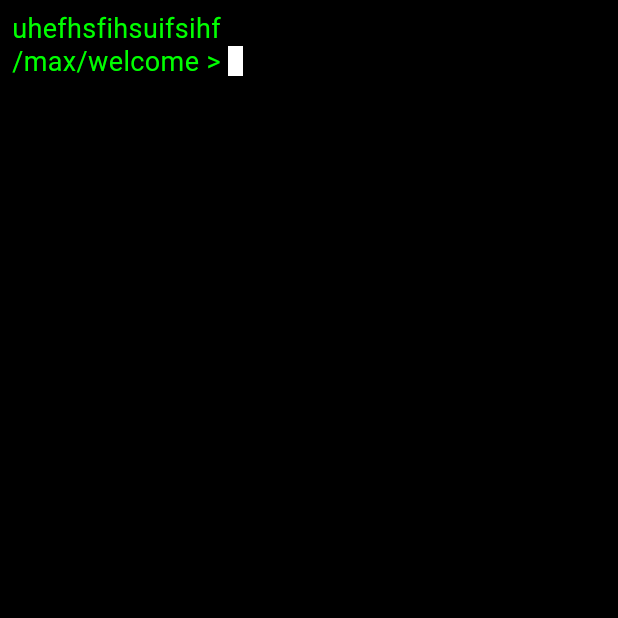
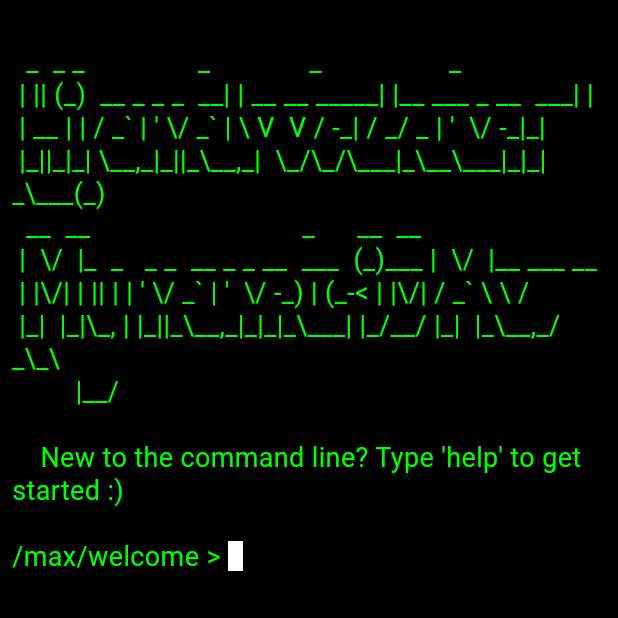
Before and after one commit to mxwilen/mxwilen, a Flutter app: the screen it shows after launch, on a phone screen of 412 x 824 dp, the top half of it. Run offline on Flutter 3.47's test engine with Material 3 defaults, Android fonts, the phone set to English and light mode, and no system bars; our stand-ins replace google_fonts.

Commit message:
add commands and welcome banner

```diff
--- /dev/null
+++ b/lib/constants/banners.dart
@@ -0,0 +1,18 @@
+import 'package:flutter/material.dart';
+
+class PortfolioBanners {
+  static String welcomeBanner = r"""
+
+  _  _ _                _              _                  _
+ | || (_)  __ _ _ _  __| | __ __ _____| |__ ___ _ __  ___| |
+ | __ | | / _` | ' \/ _` | \ V  V / -_| / _/ _ | '  \/ -_|_|
+ |_||_|_| \__,_|_||_\__,_|  \_/\_/\___|_\__\___|_|_|_\___(_)
+  __  __                              _      __  __
+ |  \/  |_  _   _ _  __ _ _ __  ___  (_)___ |  \/  |__ ___ __
+ | |\/| | || | | ' \/ _` | '  \/ -_) | (_-< | |\/| / _` \ \ /
+ |_|  |_|\_, | |_||_\__,_|_|_|_\___| |_/__/ |_|  |_\__,_/_\_\
+         |__/
+
+    New to the command line? Type 'help' to get started :)
+""";
+}
--- a/lib/main.dart
+++ b/lib/main.dart
@@ -1,5 +1,6 @@
 import 'package:flutter/material.dart';
 import 'package:cli_portfolio/constants/text_styles.dart';
+import 'package:cli_portfolio/constants/banners.dart';
 
 void main() {
   runApp(const MyApp());
@@ -47,7 +48,7 @@ class _HomePageState extends State<HomePage> {
       _focusNode.requestFocus();
     });
 
-    _outputs.add('uhefhsfihsuifsihf');
+    _outputs.add(PortfolioBanners.welcomeBanner);
   }
 
   @override
@@ -81,23 +82,48 @@ class _HomePageState extends State<HomePage> {
     switch (command.toLowerCase()) {
       case 'hello':
         return 'Hello, User!';
+
       case 'whoami':
         return "Hi, my name is Max Wilén! \nNice to meet you :)";
+
+      case 'cd' || 'cd ..' || 'cd ../..':
+        return 'No functionality as of yet:)';
+
+      case 'ls':
+        return 'aboutme.txt, contact.txt, courses.txt, projects.txt';
+      case 'ls -a' || 'ls -h' || 'ls -l' || 'ls -ahl':
+        return 'No functionality as of yet :) Try the basic command!';
+
+      case 'cat aboutme.txt' || 'about':
+        return 'Something about me...';
+      case 'cat contact.txt' || 'contact':
+        return 'Something about me...';
+      case 'cat courses.txt' || 'courses':
+        return 'Something about the courses i have finished...';
+      case 'cat projects.txt' || 'projects':
+        return 'Something about the projects i have worked on...';
+
+      case 'less aboutme.txt' ||
+            'less contact.txt' ||
+            'less courses.txt' ||
+            'less projects.txt':
+        return 'No less command unfortunatly. Try with cat instead.';
+
+      case 'sudo' || 'sudo -su':
+        return 'Nice try ;)';
+
       case 'clear':
         setState(() {
           _outputs.clear();
         });
         return '';
-      case 'cd':
-        return 'no functionality as of yet:)';
-      case 'ls':
-        return 'aboutme.txt, contact.txt, courses.txt, projects.txt';
-      case 'ls -a' || 'ls -h' || 'ls -l' || 'ls -ahl':
-        return 'no functionality as of yet:) try the basic command!';
+
       case 'help':
-        return 'Available commands: hello, help, clear';
+        return 'Try with the commonly used unix commands.\n-> Or you can try the simpler ones: about, contact, courses, projects';
+
       case '':
         return '';
+
       default:
         return 'Unknown command: $command';
     }
```
Also changed, not shown: 7 other files.
